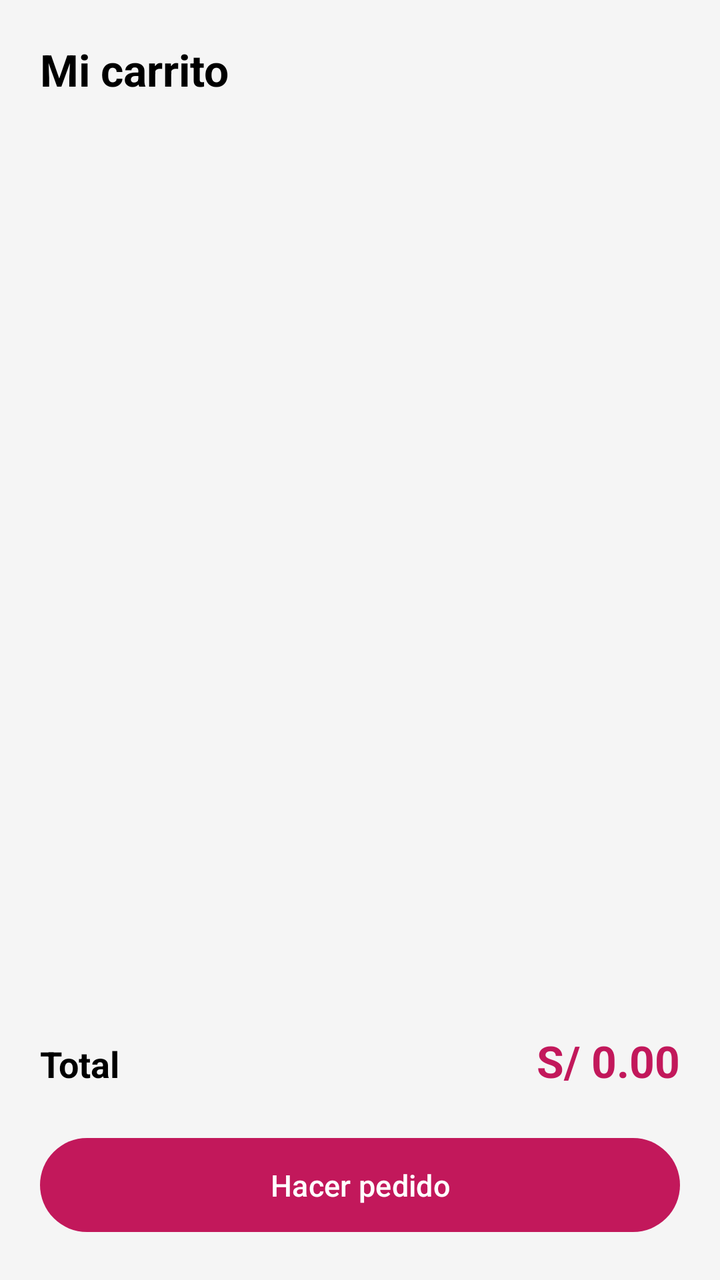
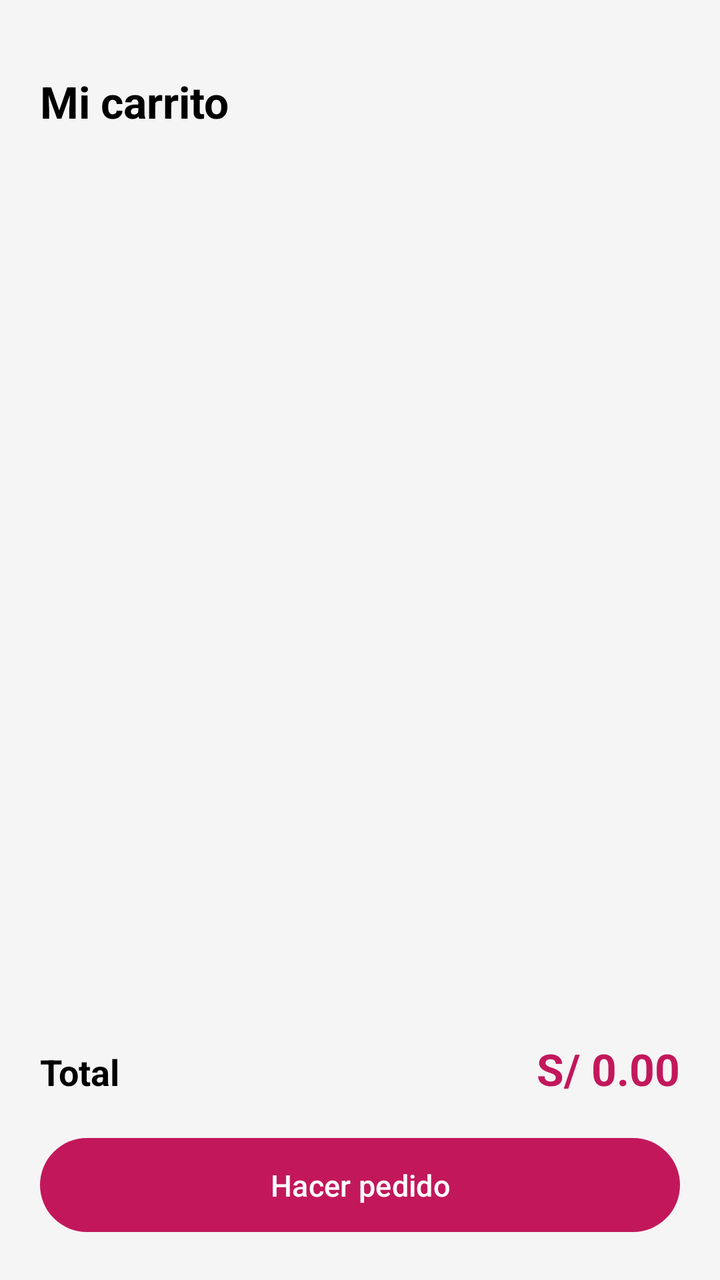

Screens rendered from an Android XML layout before and after an edit, with the pre-edit source and the edit as a unified diff.
<!-- AndroidManifest.xml: application theme Theme.ModaApp -->
<!-- res/layout/activity_carrito.xml -->
<?xml version="1.0" encoding="utf-8"?>
<LinearLayout xmlns:android="http://schemas.android.com/apk/res/android"
    xmlns:app="http://schemas.android.com/apk/res-auto"
    xmlns:tools="http://schemas.android.com/tools"
    android:layout_width="match_parent"
    android:layout_height="match_parent"
    android:orientation="vertical"
    android:padding="20dp"
    android:background="@color/fondo_gris"
    tools:context=".CarritoActivity">

    <TextView
        android:layout_width="wrap_content"
        android:layout_height="wrap_content"
        android:text="@string/titulo_carrito"
        android:textSize="22sp"
        android:textStyle="bold"
        android:textColor="@color/black"
        android:layout_marginBottom="16dp" />

    
    <androidx.recyclerview.widget.RecyclerView
        android:id="@+id/recyclerCarrito"
        android:layout_width="match_parent"
        android:layout_height="0dp"
        android:layout_weight="1"
        android:layout_marginBottom="16dp" />

    
    <LinearLayout
        android:layout_width="match_parent"
        android:layout_height="wrap_content"
        android:orientation="horizontal"
        android:layout_marginBottom="20dp">

        <TextView
            android:layout_width="0dp"
            android:layout_height="wrap_content"
            android:layout_weight="1"
            android:text="Total"
            android:textSize="18sp"
            android:textStyle="bold"
            android:textColor="@color/black" />

        <TextView
            android:id="@+id/tvTotalCarrito"
            android:layout_width="wrap_content"
            android:layout_height="wrap_content"
            android:text="S/ 0.00"
            android:textSize="22sp"
            android:textStyle="bold"
            android:textColor="@color/rosa_moda" />
    </LinearLayout>

    
    <com.google.android.material.button.MaterialButton
        android:id="@+id/btnHacerPedido"
        android:layout_width="match_parent"
        android:layout_height="55dp"
        android:text="Hacer pedido"
        android:textSize="15sp"
        app:backgroundTint="@color/rosa_moda"
        app:cornerRadius="28dp" />

</LinearLayout>
<!-- resources referenced by this layout -->
<resources>
  <color name="black">#FF000000</color>
  <color name="fondo_gris">#F5F5F5</color>
  <color name="rosa_moda">#C2185B</color>
  <string name="titulo_carrito">Mi carrito</string>
  <style name="Theme.ModaApp" parent="Base.Theme.ModaApp" />
  <style name="Base.Theme.ModaApp" parent="Theme.Material3.DayNight.NoActionBar">
          
          <item name="colorPrimary">@color/rosa_moda</item>
          <item name="colorOnPrimary">@color/white</item>
  
          
          <item name="android:statusBarColor">@color/rosa_oscuro</item>
      </style>
  <color name="white">#FFFFFFFF</color>
  <color name="rosa_oscuro">#880E4F</color>
</resources>

<!-- the commit's change to res/layout/activity_carrito.xml (unified diff, before → after) -->
@@ -5,7 +5,10 @@
     android:layout_width="match_parent"
     android:layout_height="match_parent"
     android:orientation="vertical"
-    android:padding="20dp"
+    android:paddingStart="20dp"
+    android:paddingEnd="20dp"
+    android:paddingTop="36dp"
+    android:paddingBottom="20dp"
     android:background="@color/fondo_gris"
     tools:context=".CarritoActivity">
 
@@ -18,7 +21,6 @@
         android:textColor="@color/black"
         android:layout_marginBottom="16dp" />
 
-    
     <androidx.recyclerview.widget.RecyclerView
         android:id="@+id/recyclerCarrito"
         android:layout_width="match_parent"
@@ -26,12 +28,11 @@
         android:layout_weight="1"
         android:layout_marginBottom="16dp" />
 
-    
     <LinearLayout
         android:layout_width="match_parent"
         android:layout_height="wrap_content"
         android:orientation="horizontal"
-        android:layout_marginBottom="20dp">
+        android:layout_marginBottom="16dp">
 
         <TextView
             android:layout_width="0dp"
@@ -52,7 +53,6 @@
             android:textColor="@color/rosa_moda" />
     </LinearLayout>
 
-    
     <com.google.android.material.button.MaterialButton
         android:id="@+id/btnHacerPedido"
         android:layout_width="match_parent"
